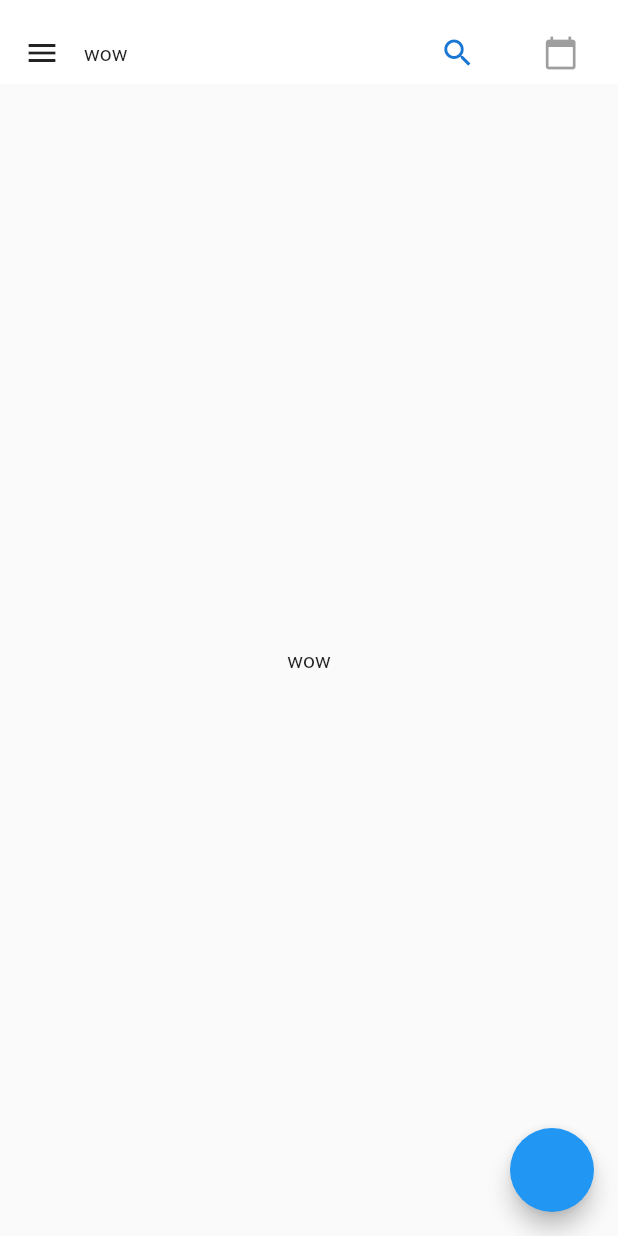
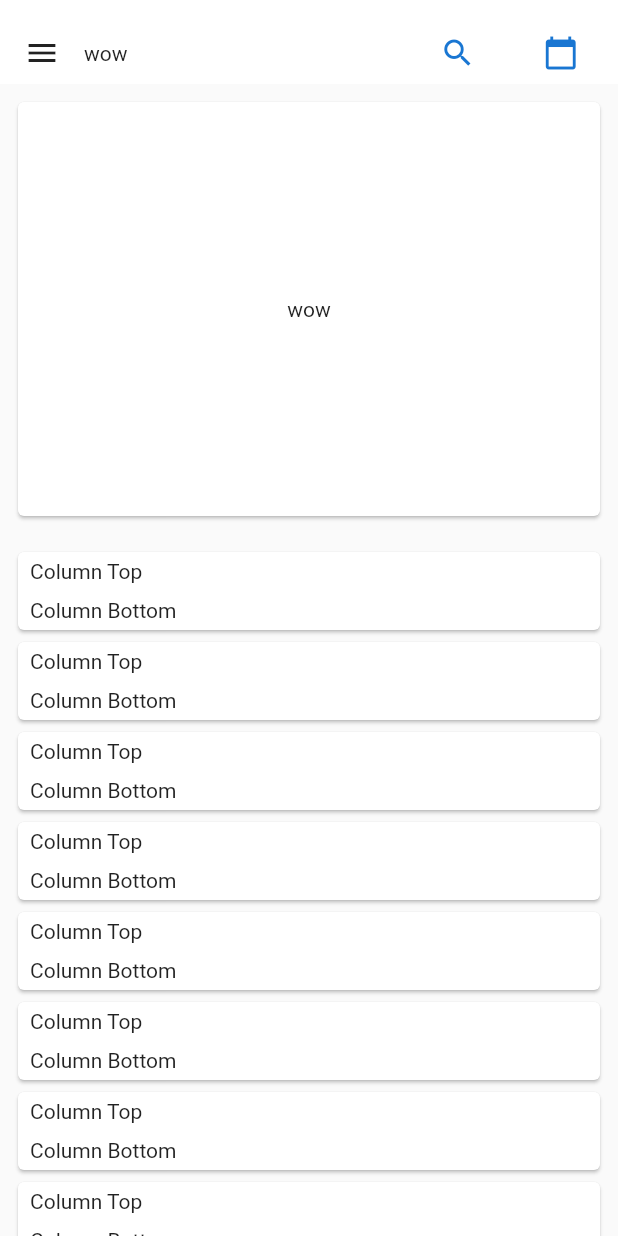
Before and after one commit to flalaorg/flamingo_diary, a Flutter app: the screen it shows after launch, on a phone screen of 412 x 824 dp. Run offline on Flutter 3.47's test engine with Material 2 defaults, Android fonts, the phone set to English and light mode, and no system bars; network calls fail.

Commit message:
feat: 日历和日记的基本框架

```diff
--- a/lib/main.dart
+++ b/lib/main.dart
@@ -3,6 +3,7 @@ import 'package:flutter/material.dart';
 import 'ui/splashRoute.dart';
 import 'package:flutter/services.dart';
 import 'widget/homeAppBar.dart';
+import 'widget/diaryListWidget.dart';
 
 void main() {
   runApp(MyApp());
@@ -18,6 +19,7 @@ class MyApp extends StatelessWidget {
   @override
   Widget build(BuildContext context) {
     return MaterialApp(
+      debugShowCheckedModeBanner: false,
       title: 'Flutter Demo',
       theme: ThemeData(
         primaryColor: Colors.white
@@ -38,6 +40,45 @@ class Main extends StatefulWidget {
 class _MainState extends State<Main> {
 
   TextEditingController _textEditingController;
+  bool _needHiddenCalendar = false;
+
+  @override
+  void initState() {
+    super.initState();
+    _textEditingController = TextEditingController();
+  }
+
+  @override
+  void dispose() {
+    _textEditingController.clear();
+    _textEditingController = null;
+    super.dispose();
+  }
+
+  @override
+  Widget build(BuildContext context) {
+    return Scaffold(
+      appBar: HomeAppBar(
+        searchController: _textEditingController,
+        onClickCalendarIcon: () {
+          setState(() {
+            _needHiddenCalendar = !_needHiddenCalendar;
+          });
+        },
+      ),
+      drawer: Drawer(
+        child: DrawerListWidget(),
+      ),
+      body: DiaryListWidget(
+        needHiddenCalendar: _needHiddenCalendar,
+        diaryListBuilder: createDiaryList(),
+        calendarWidget: Text("wow"),
+      ),
+    );
+  }
+}
+
+class DrawerListWidget extends StatelessWidget {
 
   final _header = UserAccountsDrawerHeader(
       accountName: Text("Shen"),
@@ -49,19 +90,8 @@ class _MainState extends State<Main> {
   );
 
   @override
-  void initState() {
-    super.initState();
-    _textEditingController = TextEditingController();
-  }
-
-  @override
   Widget build(BuildContext context) {
-    return Scaffold(
-      appBar: HomeAppBar(
-        searchController: _textEditingController,
-      ),
-      drawer: Drawer(
-        child: ListView(
+    return ListView(
       children: <Widget>[
         _header,
         ListTile(
@@ -80,17 +110,33 @@ class _MainState extends State<Main> {
           onTap: () => Navigator.pop(context),
         )
       ],
-        ),
-      ),
-      body: Container(
-        alignment: Alignment.center,
-        child: Text("wow"),
-      ),
-      floatingActionButton: FloatingActionButton(
-          onPressed: () {
-            print(_textEditingController.value);
-          }
-      ),
     );
   }
 }
+
+SliverChildBuilderDelegate createDiaryList() =>
+    SliverChildBuilderDelegate((BuildContext context, int index) =>
+        Card(
+          child: Column(
+            children: <Widget>[
+              Expanded(
+                flex: 1,
+                child: Container(
+                  padding: EdgeInsets.only(left: 8.0),
+                  alignment: Alignment.centerLeft,
+                  child: Text("Column Top"),
+                ),
+              ),
+              Expanded(
+                flex: 1,
+                child: Container(
+                  padding: EdgeInsets.only(left: 8.0),
+                  alignment: Alignment.centerLeft,
+                  child: Text("Column Bottom"),
+                ),
+              )
+            ],
+          ),
+        ),
+        childCount: 20
+    );
--- a/lib/ui/splashRoute.dart
+++ b/lib/ui/splashRoute.dart
@@ -1,8 +1,6 @@
 import 'package:flutter/material.dart';
 import 'dart:async';
-import 'splashBackground.dart';
 import 'dart:ui';
-import 'package:flamingo_diary/widget/sizeImageLoadWidget.dart';
 
 class SplashRoute extends StatefulWidget {
 
--- /dev/null
+++ b/lib/widget/diaryListWidget.dart
@@ -0,0 +1,53 @@
+import 'package:flutter/material.dart';
+import 'dart:ui';
+
+class DiaryListWidget extends StatefulWidget {
+
+  DiaryListWidget({
+    Key key,
+    @required this.calendarWidget,
+    @required this.diaryListBuilder,
+    this.needHiddenCalendar = false
+  }): assert(calendarWidget != null),super(key: key);
+
+  final bool needHiddenCalendar;
+  final Widget calendarWidget;
+  final SliverChildBuilderDelegate diaryListBuilder;
+
+  @override
+  _DiaryListWidgetState createState() => _DiaryListWidgetState();
+}
+
+class _DiaryListWidgetState extends State<DiaryListWidget> {
+  @override
+  Widget build(BuildContext context) {
+    return CustomScrollView(
+      slivers: <Widget>[
+        SliverToBoxAdapter(
+          child: Offstage(
+            offstage: widget.needHiddenCalendar,
+            child: Container(
+              height: 300,
+              width: window.physicalSize.width,
+              padding: EdgeInsets.all(8.0),
+              child: Card(
+                child: Center(
+                  child: Container(
+                    child: widget.calendarWidget,
+                  ),
+                ),
+              ),
+            ),
+          ),
+        ),
+        SliverPadding(
+          padding: EdgeInsets.all(8.0),
+          sliver: SliverFixedExtentList(
+              delegate: widget.diaryListBuilder,
+              itemExtent: 60.0
+          ),
+        )
+      ],
+    );
+  }
+}
```
Lines whose indentation alone changed are shown as unchanged.
